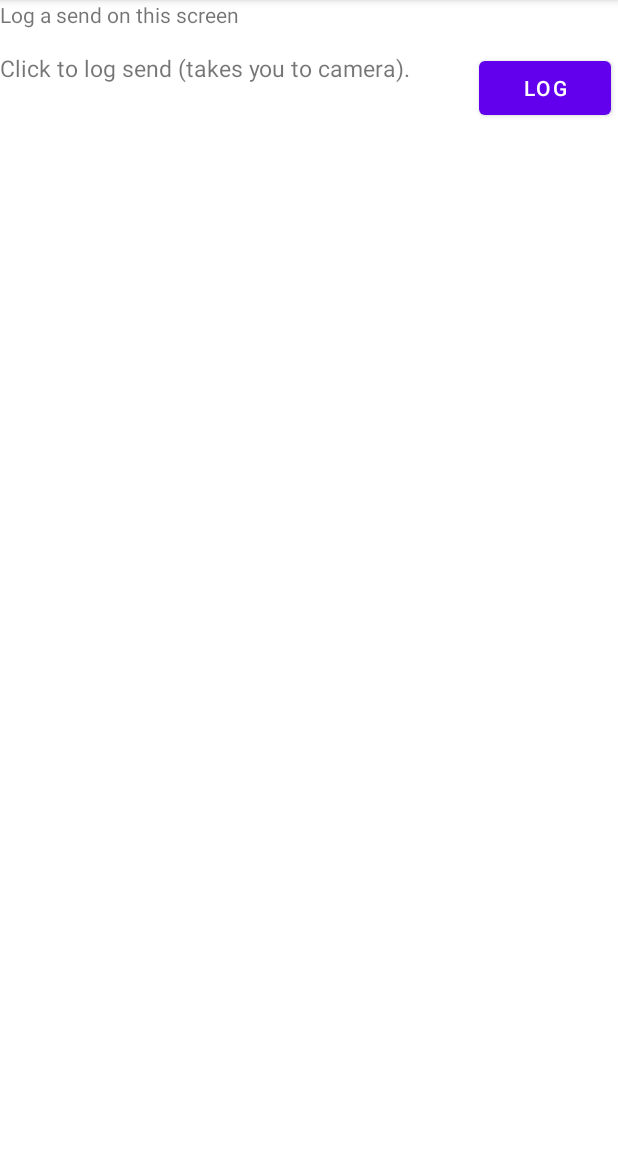
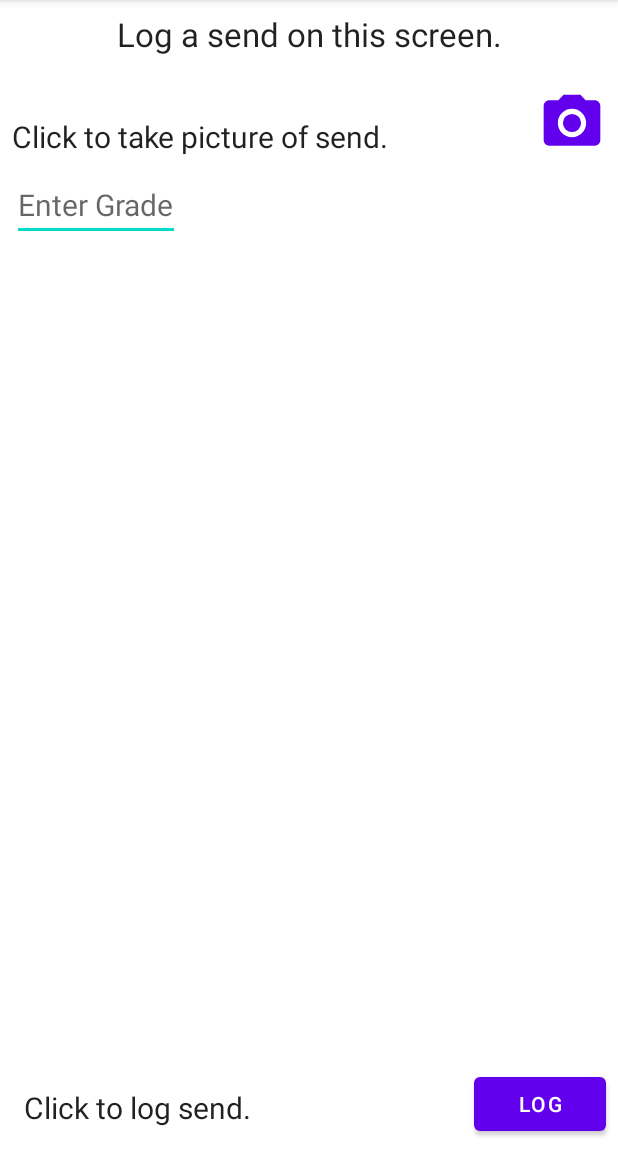
Before and after one commit to tmooretcm/climb-harder, an Android app: the fragment fragmentLogSend shown on its own in the app's theme, on a phone screen of 412 x 824 dp, the part 84-1236 px from its top. Run offline under Robolectric (Android 15) with nearby library versions, the phone set to English and light mode, and no system bars; 1 statement that could not run was skipped.

Commit message:
logging now worksgit add .

```diff
--- a/app/build.gradle
+++ b/app/build.gradle
@@ -42,6 +42,9 @@ dependencies {
     implementation "androidx.appcompat:appcompat:$rootProject.appCompatVersion"
     implementation "androidx.activity:activity-ktx:$rootProject.activityVersion"
 
+    // Fragment navigation
+    implementation 'androidx.navigation:navigation-fragment-ktx:2.3.5'
+
     // Desugar
     implementation("com.android.support:multidex:2.0.1")
     coreLibraryDesugaring("com.android.tools:desugar_jdk_libs:1.1.5")
--- a/app/src/main/java/amc/g11/climbharder/ClimbHarderApplication.kt
+++ b/app/src/main/java/amc/g11/climbharder/ClimbHarderApplication.kt
@@ -1,8 +1,11 @@
 package amc.g11.climbharder
 
 import android.app.Application
+import kotlinx.coroutines.CoroutineScope
+import kotlinx.coroutines.SupervisorJob
 
 class ClimbHarderApplication : Application() {
-    val send_database by lazy {SendDatabase.getDatabase(this)}
+    val applicationScope = CoroutineScope(SupervisorJob())
+    val send_database by lazy {SendDatabase.getDatabase(this, applicationScope)}
     val send_repository by lazy {SendRepository(send_database.getSendDao())}
 }
--- a/app/src/main/java/amc/g11/climbharder/SendListAdapter.kt
+++ b/app/src/main/java/amc/g11/climbharder/SendListAdapter.kt
@@ -10,6 +10,7 @@ import androidx.annotation.RequiresApi
 import androidx.recyclerview.widget.DiffUtil
 import androidx.recyclerview.widget.RecyclerView
 import amc.g11.climbharder.R
+import android.widget.EditText
 import java.time.LocalDate
 import java.time.format.DateTimeFormatter
 
--- a/app/src/main/java/amc/g11/climbharder/SendViewModel.kt
+++ b/app/src/main/java/amc/g11/climbharder/SendViewModel.kt
@@ -5,6 +5,8 @@ import kotlinx.coroutines.launch
 
 class SendViewModel(private val repository: SendRepository) : ViewModel() {
     val allSends: LiveData<List<Send>> = repository.allSends.asLiveData()
+
+    val adapter = SendListAdapter()
 
     fun insert(send: Send) = viewModelScope.launch {
         repository.insert(send)
--- a/app/src/main/java/amc/g11/climbharder/fragmentLogSend.kt
+++ b/app/src/main/java/amc/g11/climbharder/fragmentLogSend.kt
@@ -6,11 +6,14 @@ import android.view.LayoutInflater
 import android.view.View
 import android.view.ViewGroup
 import amc.g11.climbharder.R
-
-// TODO: Rename parameter arguments, choose names that match
-// the fragment initialization parameters, e.g. ARG_ITEM_NUMBER
-private const val ARG_PARAM1 = "param1"
-private const val ARG_PARAM2 = "param2"
+import android.app.Activity
+import android.content.Intent
+import android.text.TextUtils
+import android.widget.Button
+import android.widget.EditText
+import androidx.fragment.app.activityViewModels
+import java.time.LocalDate
+import java.time.format.DateTimeFormatter
 
 /**
  * A simple [Fragment] subclass.
@@ -18,15 +21,17 @@ private const val ARG_PARAM2 = "param2"
  * create an instance of this fragment.
  */
 class fragmentLogSend : Fragment() {
-    // TODO: Rename and change types of parameters
-    private var param1: String? = null
-    private var param2: String? = null
+
+    private var viewModel: SendViewModel? = null
+
+    private lateinit var editSendGradeView: EditText
+    private var sendViewModel: SendViewModel? = null
 
     override fun onCreate(savedInstanceState: Bundle?) {
         super.onCreate(savedInstanceState)
+        val thisViewModel: SendViewModel by activityViewModels()
+        viewModel = thisViewModel
         arguments?.let {
-            param1 = it.getString(ARG_PARAM1)
-            param2 = it.getString(ARG_PARAM2)
         }
     }
 
@@ -38,22 +43,32 @@ class fragmentLogSend : Fragment() {
         return inflater.inflate(R.layout.fragment_log_send, container, false)
     }
 
+    override fun onViewCreated(view: View, savedInstanceState: Bundle?) {
+        super.onViewCreated(view, savedInstanceState)
+        editSendGradeView = view.findViewById(R.id.edit_text_log_send)
+        val logButton = view.findViewById<Button>(R.id.button_log_send_2)
+        logButton.setOnClickListener {
+//            val replyIntent = Intent()
+            if(TextUtils.isEmpty(editSendGradeView.text)) {
+                // handle error
+            } else {
+                // need to edit filepath
+                val send =
+                    Send(id_counter++,
+                        LocalDate.now().format(DateTimeFormatter.ofPattern("dd/MM/yyyy")),
+                        editSendGradeView.text.toString(),
+                        "/")
+                viewModel?.insert(send)
+
+            }
+        }
+    }
+
     companion object {
-        /**
-         * Use this factory method to create a new instance of
-         * this fragment using the provided parameters.
-         *
-         * @param param1 Parameter 1.
-         * @param param2 Parameter 2.
-         * @return A new instance of fragment logsFragment.
-         */
-        // TODO: Rename and change types and number of parameters
         @JvmStatic
-        fun newInstance(param1: String, param2: String) =
+        fun newInstance() =
             fragmentLog().apply {
                 arguments = Bundle().apply {
-                    putString(ARG_PARAM1, param1)
-                    putString(ARG_PARAM2, param2)
                 }
             }
     }
--- /dev/null
+++ b/app/src/main/res/drawable/ic_baseline_camera_alt_24.xml
@@ -0,0 +1,6 @@
+<vector android:height="24dp" android:tint="#000000"
+    android:viewportHeight="24" android:viewportWidth="24"
+    android:width="24dp" xmlns:android="http://schemas.android.com/apk/res/android">
+    <path android:fillColor="@android:color/white" android:pathData="M12,12m-3.2,0a3.2,3.2 0,1 1,6.4 0a3.2,3.2 0,1 1,-6.4 0"/>
+    <path android:fillColor="@android:color/white" android:pathData="M9,2L7.17,4L4,4c-1.1,0 -2,0.9 -2,2v12c0,1.1 0.9,2 2,2h16c1.1,0 2,-0.9 2,-2L22,6c0,-1.1 -0.9,-2 -2,-2h-3.17L15,2L9,2zM12,17c-2.76,0 -5,-2.24 -5,-5s2.24,-5 5,-5 5,2.24 5,5 -2.24,5 -5,5z"/>
+</vector>
--- a/app/src/main/res/layout/fragment_log_send.xml
+++ b/app/src/main/res/layout/fragment_log_send.xml
@@ -10,30 +10,65 @@
     <TextView
         android:layout_width="wrap_content"
         android:layout_height="wrap_content"
-        android:text="Log a send on this screen"
+        android:text="Log a send on this screen."
+        android:layout_margin="8dp"
         android:id="@+id/text_title_log_send"
         app:layout_constraintTop_toTopOf="parent"
-        app:layout_constraintStart_toStartOf="parent"/>
+        app:layout_constraintStart_toStartOf="parent"
+        app:layout_constraintEnd_toEndOf="parent"
+        android:textAppearance="@style/TextAppearance.AppCompat.Large"/>
 
     <TextView
         android:layout_width="wrap_content"
         android:layout_height="wrap_content"
-        android:text="Click to log send (takes you to camera)."
+        android:text="Click to take picture of send."
         android:id="@+id/text_title_log_send_2"
         app:layout_constraintStart_toStartOf="parent"
         app:layout_constraintTop_toBottomOf="@id/text_title_log_send"
-        android:textSize="15sp"
-        android:layout_marginTop="15dp"/>
+        android:layout_marginTop="40dp"
+        android:layout_marginLeft="8dp"
+        android:textSize="20sp"
+        android:textAppearance="@style/TextAppearance.AppCompat.Large"/>
 
+    <EditText
+        android:layout_width="wrap_content"
+        android:layout_height="wrap_content"
+        android:hint="Enter Grade"
+        android:textAppearance="@style/TextAppearance.AppCompat.Large"
+        android:textSize="20sp"
+        android:id="@+id/edit_text_log_send"
+        android:layout_margin="8dp"
+        app:layout_constraintStart_toStartOf="parent"
+        app:layout_constraintTop_toBottomOf="@id/text_title_log_send_2"/>
+
+    <TextView
+        android:layout_width="wrap_content"
+        android:layout_height="wrap_content"
+        android:text="Click to log send."
+        app:layout_constraintBottom_toBottomOf="parent"
+        android:textAppearance="@style/TextAppearance.AppCompat.Large"
+        android:textSize="20sp"
+        android:layout_margin="16dp"
+        app:layout_constraintStart_toStartOf="parent"
+        android:id="@+id/text_title_log_send_3"/>
+
+    <Button
+        android:layout_width="45dp"
+        android:layout_height="45dp"
+        android:id="@+id/button_log_send_image"
+        android:contentDescription="Add Send"
+        android:background="@drawable/ic_baseline_camera_alt_24"
+        app:layout_constraintEnd_toEndOf="parent"
+        app:layout_constraintBottom_toBottomOf="@id/text_title_log_send_2"
+        android:layout_marginRight="8dp"/>
 
     <Button
         android:id="@+id/button_log_send_2"
         android:layout_width="wrap_content"
         android:layout_height="wrap_content"
+        android:layout_margin="8dp"
         android:text="LOG"
         app:layout_constraintEnd_toEndOf="parent"
-        app:layout_constraintHorizontal_bias="0.909"
-        app:layout_constraintStart_toEndOf="@id/text_title_log_send_2"
-        app:layout_constraintTop_toTopOf="@id/text_title_log_send_2" />
+        app:layout_constraintBottom_toBottomOf="parent"/>
 
 </androidx.constraintlayout.widget.ConstraintLayout>
```
Also changed, not shown: app/src/main/java/amc/g11/climbharder/MainActivity.kt (+20 -3 lines), app/src/main/java/amc/g11/climbharder/SendDatabase.kt (+27 -2 lines), app/src/main/java/amc/g11/climbharder/fragmentAddWorkout.kt (+1 -21 lines), app/src/main/java/amc/g11/climbharder/fragmentHome.kt (+1 -20 lines), app/src/main/java/amc/g11/climbharder/fragmentLog.kt (+7 -24 lines).
